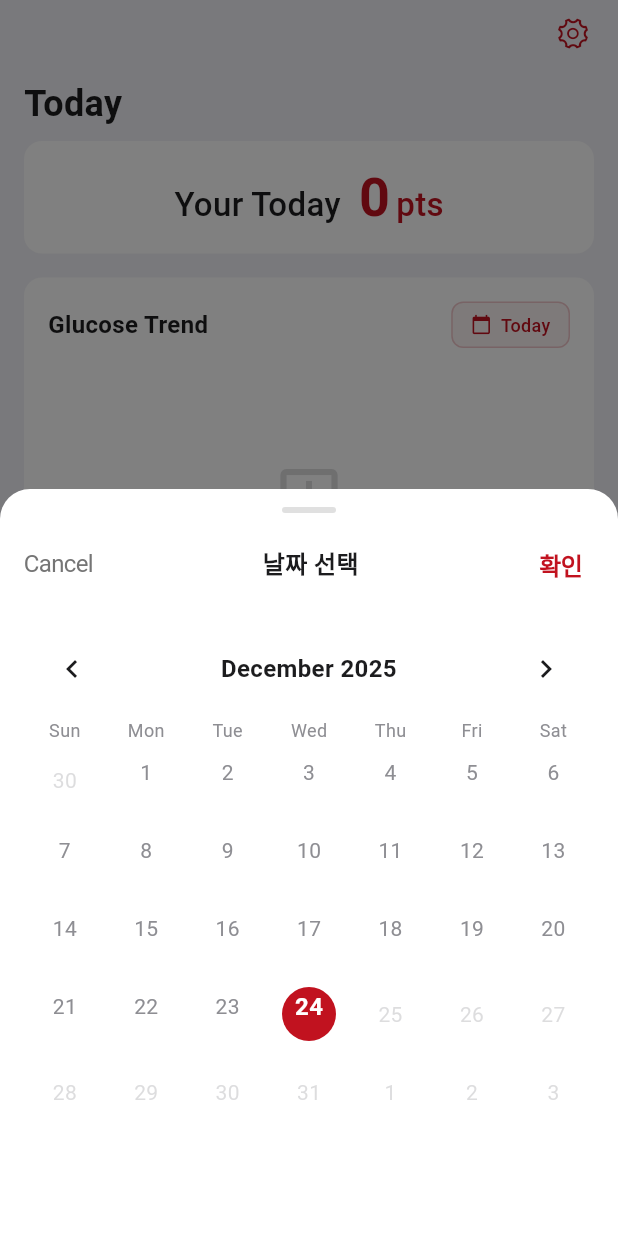
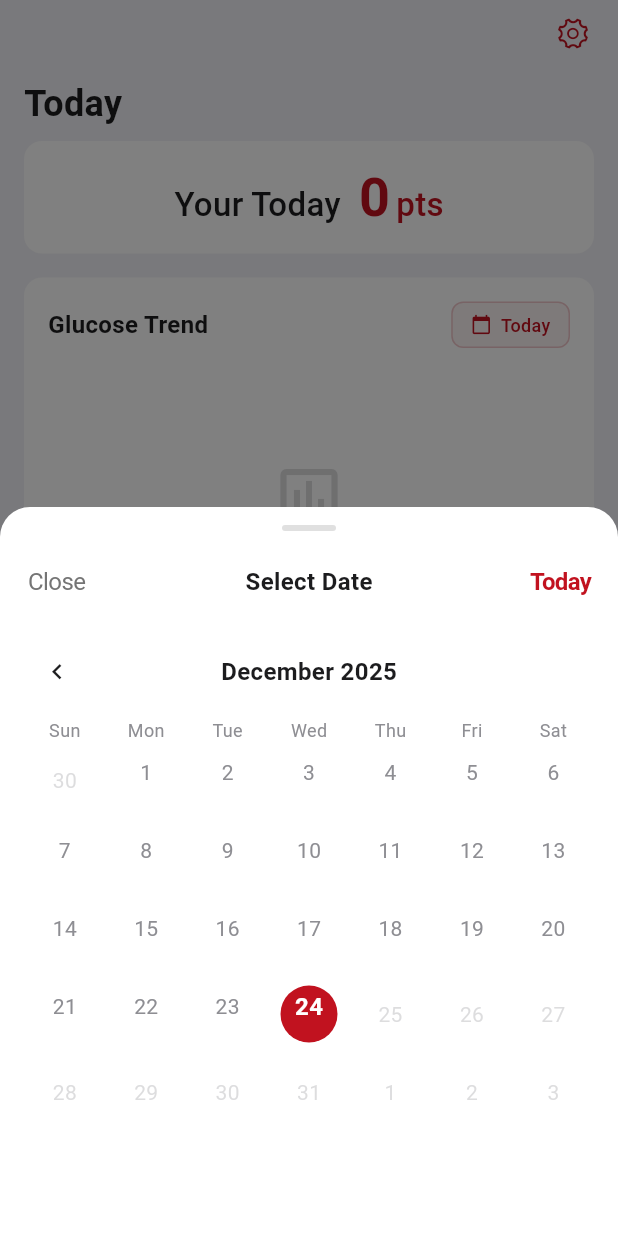
Before and after one commit to jogunism/glubutler, a Flutter app: the screen it shows after launch, after a tap on "Today", on a phone screen of 412 x 824 dp. Run offline on Flutter 3.47's test engine with Material 3 defaults, Android fonts, the phone set to English and light mode, and no system bars; drawn by our look-alikes of table_calendar; our stand-ins replace cupertino_native_plus, fl_chart, go_router, jiffy, shared_preferences, sqflite and 1 more; missing offline and left inert: a package; accounts and stored records are empty.

Commit message:
Complete date picker modal popup

```diff
--- a/lib/core/widgets/modals/date_picker_modal.dart
+++ b/lib/core/widgets/modals/date_picker_modal.dart
@@ -1,6 +1,7 @@
 import 'package:flutter/cupertino.dart';
 import 'package:flutter/material.dart';
 import 'package:table_calendar/table_calendar.dart';
+import 'package:intl/intl.dart';
 
 import 'package:glu_butler/l10n/app_localizations.dart';
 import 'package:glu_butler/core/theme/app_theme.dart';
@@ -58,6 +59,11 @@ class _DatePickerModalState extends State<DatePickerModal> {
     _loadDatesWithData();
   }
 
+  bool get _isCurrentMonth {
+    final now = DateTime.now();
+    return _focusedDate.year == now.year && _focusedDate.month == now.month;
+  }
+
   Future<void> _loadDatesWithData() async {
     setState(() => _isLoading = true);
 
@@ -89,10 +95,6 @@ class _DatePickerModalState extends State<DatePickerModal> {
       debugPrint('[DatePickerModal] Error loading data: $e');
       setState(() => _isLoading = false);
     }
-  }
-
-  void _save() {
-    Navigator.of(context).pop(_selectedDate);
   }
 
   @override
@@ -130,21 +132,24 @@ class _DatePickerModalState extends State<DatePickerModal> {
                   padding: EdgeInsets.zero,
                   onPressed: () => Navigator.of(context).pop(),
                   child: Text(
-                    l10n.cancel,
+                    l10n.close,
                     style: TextStyle(color: Colors.grey[600], fontSize: 16),
                   ),
                 ),
                 Text(
-                  '날짜 선택',
+                  l10n.selectDate,
                   style: context.textStyles.tileTitle.copyWith(
                     fontWeight: FontWeight.w600,
                   ),
                 ),
                 CupertinoButton(
                   padding: EdgeInsets.zero,
-                  onPressed: _save,
+                  onPressed: () {
+                    // 오늘 날짜를 선택하고 모달 닫기
+                    Navigator.of(context).pop(DateTime.now());
+                  },
                   child: Text(
-                    '확인',
+                    l10n.today,
                     style: const TextStyle(
                       color: AppTheme.primaryColor,
                       fontSize: 16,
@@ -157,6 +162,67 @@ class _DatePickerModalState extends State<DatePickerModal> {
           ),
 
           const SizedBox(height: 16),
+
+          // 커스텀 헤더
+          Padding(
+            padding: const EdgeInsets.symmetric(horizontal: 16),
+            child: Row(
+              mainAxisAlignment: MainAxisAlignment.spaceBetween,
+              children: [
+                // 왼쪽 버튼
+                CupertinoButton(
+                  padding: EdgeInsets.zero,
+                  onPressed: () {
+                    final previousMonth = DateTime(
+                      _focusedDate.year,
+                      _focusedDate.month - 1,
+                    );
+                    setState(() {
+                      _focusedDate = previousMonth;
+                    });
+                    _loadDatesWithData();
+                  },
+                  child: Icon(
+                    Icons.chevron_left,
+                    color: context.colors.textPrimary,
+                  ),
+                ),
+                // 중앙 타이틀
+                Text(
+                  DateFormat.yMMMM(Localizations.localeOf(context).toString())
+                      .format(_focusedDate),
+                  style: context.textStyles.tileTitle.copyWith(
+                    fontWeight: FontWeight.w600,
+                    fontSize: 16,
+                  ),
+                ),
+                // 오른쪽 버튼 (현재 월이면 투명, 아니면 표시)
+                CupertinoButton(
+                  padding: EdgeInsets.zero,
+                  onPressed: _isCurrentMonth
+                      ? null
+                      : () {
+                          final nextMonth = DateTime(
+                            _focusedDate.year,
+                            _focusedDate.month + 1,
+                          );
+                          setState(() {
+                            _focusedDate = nextMonth;
+                          });
+                          _loadDatesWithData();
+                        },
+                  child: Icon(
+                    Icons.chevron_right,
+                    color: _isCurrentMonth
+                        ? Colors.transparent
+                        : context.colors.textPrimary,
+                  ),
+                ),
+              ],
+            ),
+          ),
+
+          const SizedBox(height: 8),
 
           // 달력
           Padding(
@@ -178,22 +244,7 @@ class _DatePickerModalState extends State<DatePickerModal> {
               },
               calendarFormat: CalendarFormat.month,
               availableCalendarFormats: const {CalendarFormat.month: 'Month'},
-              headerStyle: HeaderStyle(
-                formatButtonVisible: false,
-                titleCentered: true,
-                titleTextStyle: context.textStyles.tileTitle.copyWith(
-                  fontWeight: FontWeight.w600,
-                  fontSize: 16,
-                ),
-                leftChevronIcon: Icon(
-                  Icons.chevron_left,
-                  color: context.colors.textPrimary,
-                ),
-                rightChevronIcon: Icon(
-                  Icons.chevron_right,
-                  color: context.colors.textPrimary,
-                ),
-              ),
+              headerVisible: false,
               daysOfWeekStyle: DaysOfWeekStyle(
                 weekdayStyle: context.textStyles.caption.copyWith(
                   color: context.colors.textSecondary,
@@ -246,7 +297,10 @@ class _DatePickerModalState extends State<DatePickerModal> {
                     child: Column(
                       mainAxisAlignment: MainAxisAlignment.center,
                       children: [
-                        Text('${day.day}', style: context.textStyles.tileSubtitle),
+                        Text(
+                          '${day.day}',
+                          style: context.textStyles.tileSubtitle,
+                        ),
                         const SizedBox(height: 4),
                         Container(
                           width: 6,
@@ -266,7 +320,7 @@ class _DatePickerModalState extends State<DatePickerModal> {
                   final hasData = _datesWithData.contains(normalizedDate);
 
                   return Container(
-                    margin: const EdgeInsets.all(8),
+                    margin: const EdgeInsets.all(7),
                     decoration: const BoxDecoration(
                       color: AppTheme.primaryColor,
                       shape: BoxShape.circle,
@@ -288,8 +342,8 @@ class _DatePickerModalState extends State<DatePickerModal> {
                             height: 6,
                             decoration: BoxDecoration(
                               color: hasData
-                                ? Colors.white.withValues(alpha: 0.9)
-                                : Colors.transparent,
+                                  ? Colors.white.withValues(alpha: 0.9)
+                                  : Colors.transparent,
                               shape: BoxShape.circle,
                             ),
                           ),
@@ -305,7 +359,7 @@ class _DatePickerModalState extends State<DatePickerModal> {
                   final hasData = _datesWithData.contains(normalizedDate);
 
                   return Container(
-                    margin: const EdgeInsets.all(8),
+                    margin: const EdgeInsets.all(7),
                     decoration: isSelected
                         ? const BoxDecoration(
                             color: AppTheme.primaryColor,
@@ -330,8 +384,8 @@ class _DatePickerModalState extends State<DatePickerModal> {
                             decoration: BoxDecoration(
                               color: hasData
                                   ? (isSelected
-                                      ? Colors.white.withValues(alpha: 0.9)
-                                      : Colors.red)
+                                        ? Colors.white.withValues(alpha: 0.9)
+                                        : Colors.red)
                                   : Colors.transparent,
                               shape: BoxShape.circle,
                             ),
--- a/lib/l10n/app_de.arb
+++ b/lib/l10n/app_de.arb
@@ -7,9 +7,11 @@
   "settings": "Einstellungen",
   "add": "Hinzufügen",
   "cancel": "Abbrechen",
+  "close": "Schließen",
   "save": "Speichern",
   "delete": "Löschen",
   "edit": "Bearbeiten",
+  "selectDate": "Datum auswählen",
   "today": "Heute",
   "yesterday": "Gestern",
   "thisWeek": "Diese Woche",
--- a/lib/l10n/app_en.arb
+++ b/lib/l10n/app_en.arb
@@ -7,9 +7,11 @@
   "settings": "Settings",
   "add": "Add",
   "cancel": "Cancel",
+  "close": "Close",
   "save": "Save",
   "delete": "Delete",
   "edit": "Edit",
+  "selectDate": "Select Date",
   "today": "Today",
   "yesterday": "Yesterday",
   "thisWeek": "This Week",
--- a/lib/l10n/app_es.arb
+++ b/lib/l10n/app_es.arb
@@ -7,9 +7,11 @@
   "settings": "Ajustes",
   "add": "Añadir",
   "cancel": "Cancelar",
+  "close": "Cerrar",
   "save": "Guardar",
   "delete": "Eliminar",
   "edit": "Editar",
+  "selectDate": "Seleccionar fecha",
   "today": "Hoy",
   "yesterday": "Ayer",
   "thisWeek": "Esta semana",
--- a/lib/l10n/app_fr.arb
+++ b/lib/l10n/app_fr.arb
@@ -7,9 +7,11 @@
   "settings": "Paramètres",
   "add": "Ajouter",
   "cancel": "Annuler",
+  "close": "Fermer",
   "save": "Enregistrer",
   "delete": "Supprimer",
   "edit": "Modifier",
+  "selectDate": "Sélectionner une date",
   "today": "Aujourd'hui",
   "yesterday": "Hier",
   "thisWeek": "Cette semaine",
--- a/lib/l10n/app_it.arb
+++ b/lib/l10n/app_it.arb
@@ -7,9 +7,11 @@
   "settings": "Impostazioni",
   "add": "Aggiungi",
   "cancel": "Annulla",
+  "close": "Chiudi",
   "save": "Salva",
   "delete": "Elimina",
   "edit": "Modifica",
+  "selectDate": "Seleziona data",
   "today": "Oggi",
   "yesterday": "Ieri",
   "thisWeek": "Questa settimana",
--- a/lib/l10n/app_ja.arb
+++ b/lib/l10n/app_ja.arb
@@ -7,9 +7,11 @@
   "settings": "設定",
   "add": "追加",
   "cancel": "キャンセル",
+  "close": "閉じる",
   "save": "保存",
   "delete": "削除",
   "edit": "編集",
+  "selectDate": "日付を選択",
   "today": "今日",
   "yesterday": "昨日",
   "thisWeek": "今週",
--- a/lib/l10n/app_ko.arb
+++ b/lib/l10n/app_ko.arb
@@ -7,9 +7,11 @@
   "settings": "설정",
   "add": "추가",
   "cancel": "취소",
+  "close": "닫기",
   "save": "저장",
   "delete": "삭제",
   "edit": "수정",
+  "selectDate": "날짜 선택",
   "today": "오늘",
   "yesterday": "어제",
   "thisWeek": "이번 주",
--- a/lib/l10n/app_localizations.dart
+++ b/lib/l10n/app_localizations.dart
@@ -152,6 +152,12 @@ abstract class AppLocalizations {
   /// **'Cancel'**
   String get cancel;
 
+  /// No description provided for @close.
+  ///
+  /// In en, this message translates to:
+  /// **'Close'**
+  String get close;
+
   /// No description provided for @save.
   ///
   /// In en, this message translates to:
@@ -169,6 +175,12 @@ abstract class AppLocalizations {
   /// In en, this message translates to:
   /// **'Edit'**
   String get edit;
+
+  /// No description provided for @selectDate.
+  ///
+  /// In en, this message translates to:
+  /// **'Select Date'**
+  String get selectDate;
 
   /// No description provided for @today.
   ///
--- a/lib/l10n/app_localizations_de.dart
+++ b/lib/l10n/app_localizations_de.dart
@@ -30,6 +30,9 @@ class AppLocalizationsDe extends AppLocalizations {
   String get cancel => 'Abbrechen';
 
   @override
+  String get close => 'Schließen';
+
+  @override
   String get save => 'Speichern';
 
   @override
@@ -37,6 +40,9 @@ class AppLocalizationsDe extends AppLocalizations {
 
   @override
   String get edit => 'Bearbeiten';
+
+  @override
+  String get selectDate => 'Datum auswählen';
 
   @override
   String get today => 'Heute';
--- a/lib/l10n/app_localizations_en.dart
+++ b/lib/l10n/app_localizations_en.dart
@@ -30,6 +30,9 @@ class AppLocalizationsEn extends AppLocalizations {
   String get cancel => 'Cancel';
 
   @override
+  String get close => 'Close';
+
+  @override
   String get save => 'Save';
 
   @override
@@ -37,6 +40,9 @@ class AppLocalizationsEn extends AppLocalizations {
 
   @override
   String get edit => 'Edit';
+
+  @override
+  String get selectDate => 'Select Date';
 
   @override
   String get today => 'Today';
--- a/lib/l10n/app_localizations_es.dart
+++ b/lib/l10n/app_localizations_es.dart
@@ -30,6 +30,9 @@ class AppLocalizationsEs extends AppLocalizations {
   String get cancel => 'Cancelar';
 
   @override
+  String get close => 'Cerrar';
+
+  @override
   String get save => 'Guardar';
 
   @override
@@ -37,6 +40,9 @@ class AppLocalizationsEs extends AppLocalizations {
 
   @override
   String get edit => 'Editar';
+
+  @override
+  String get selectDate => 'Seleccionar fecha';
 
   @override
   String get today => 'Hoy';
--- a/lib/l10n/app_localizations_fr.dart
+++ b/lib/l10n/app_localizations_fr.dart
@@ -30,6 +30,9 @@ class AppLocalizationsFr extends AppLocalizations {
   String get cancel => 'Annuler';
 
   @override
+  String get close => 'Fermer';
+
+  @override
   String get save => 'Enregistrer';
 
   @override
@@ -37,6 +40,9 @@ class AppLocalizationsFr extends AppLocalizations {
 
   @override
   String get edit => 'Modifier';
+
+  @override
+  String get selectDate => 'Sélectionner une date';
 
   @override
   String get today => 'Aujourd\'hui';
--- a/lib/l10n/app_localizations_it.dart
+++ b/lib/l10n/app_localizations_it.dart
@@ -30,6 +30,9 @@ class AppLocalizationsIt extends AppLocalizations {
   String get cancel => 'Annulla';
 
   @override
+  String get close => 'Chiudi';
+
+  @override
   String get save => 'Salva';
 
   @override
@@ -37,6 +40,9 @@ class AppLocalizationsIt extends AppLocalizations {
 
   @override
   String get edit => 'Modifica';
+
+  @override
+  String get selectDate => 'Seleziona data';
 
   @override
   String get today => 'Oggi';
--- a/lib/l10n/app_localizations_ja.dart
+++ b/lib/l10n/app_localizations_ja.dart
@@ -30,6 +30,9 @@ class AppLocalizationsJa extends AppLocalizations {
   String get cancel => 'キャンセル';
 
   @override
+  String get close => '閉じる';
+
+  @override
   String get save => '保存';
 
   @override
@@ -37,6 +40,9 @@ class AppLocalizationsJa extends AppLocalizations {
 
   @override
   String get edit => '編集';
+
+  @override
+  String get selectDate => '日付を選択';
 
   @override
   String get today => '今日';
--- a/lib/l10n/app_localizations_ko.dart
+++ b/lib/l10n/app_localizations_ko.dart
@@ -30,6 +30,9 @@ class AppLocalizationsKo extends AppLocalizations {
   String get cancel => '취소';
 
   @override
+  String get close => '닫기';
+
+  @override
   String get save => '저장';
 
   @override
@@ -37,6 +40,9 @@ class AppLocalizationsKo extends AppLocalizations {
 
   @override
   String get edit => '수정';
+
+  @override
+  String get selectDate => '날짜 선택';
 
   @override
   String get today => '오늘';
--- a/lib/l10n/app_localizations_zh.dart
+++ b/lib/l10n/app_localizations_zh.dart
@@ -30,6 +30,9 @@ class AppLocalizationsZh extends AppLocalizations {
   String get cancel => '取消';
 
   @override
+  String get close => '关闭';
+
+  @override
   String get save => '保存';
 
   @override
@@ -37,6 +40,9 @@ class AppLocalizationsZh extends AppLocalizations {
 
   @override
   String get edit => '编辑';
+
+  @override
+  String get selectDate => '选择日期';
 
   @override
   String get today => '今天';
--- a/lib/l10n/app_zh.arb
+++ b/lib/l10n/app_zh.arb
@@ -7,9 +7,11 @@
   "settings": "设置",
   "add": "添加",
   "cancel": "取消",
+  "close": "关闭",
   "save": "保存",
   "delete": "删除",
   "edit": "编辑",
+  "selectDate": "选择日期",
   "today": "今天",
   "yesterday": "昨天",
   "thisWeek": "本周",
```
